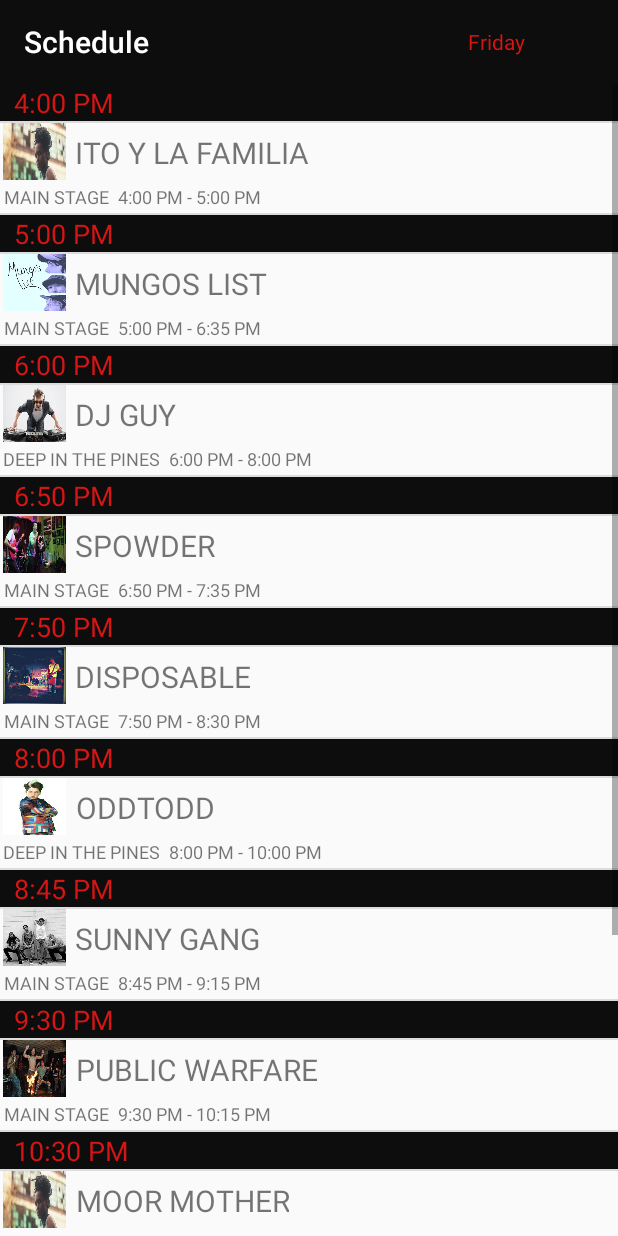
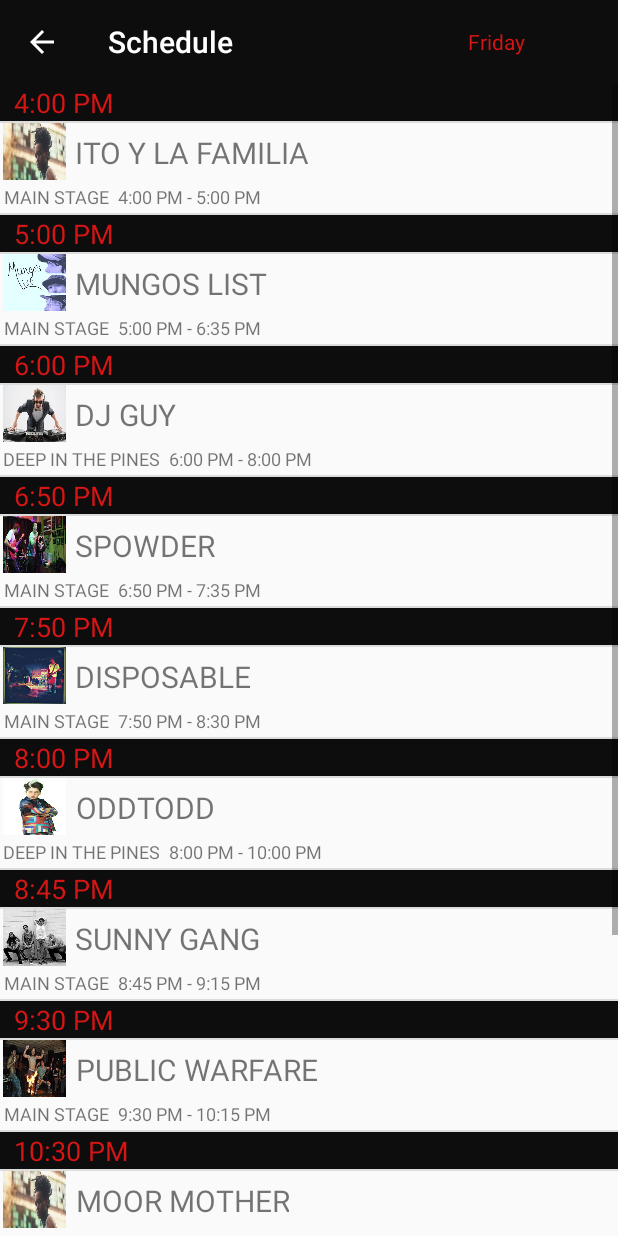
Before and after one commit to rbaro456/Madliberation-Android, an Android app: the Schedule screen opened directly, with no data from a screen before it, on a phone screen of 412 x 824 dp. Run offline under Robolectric (Android 15) with nearby library versions, the phone set to English and light mode, and no system bars.

Commit message:
Added up navigation to the application. Adding up navigation to the Artist Info Activity gave an error because it can either go to Schedule or Artist Activity so it has been removed

```diff
--- a/app/src/main/java/com/madliberationfestival/robertbarbaro/madliberation/ArtistInfoPage/ArtistInfo.java
+++ b/app/src/main/java/com/madliberationfestival/robertbarbaro/madliberation/ArtistInfoPage/ArtistInfo.java
@@ -31,6 +31,8 @@ public class ArtistInfo extends AppCompatActivity {
         toolbar.setTitleTextColor(0xFFFFFFFF);
 
         setSupportActionBar(toolbar);
+        //getSupportActionBar().setDisplayHomeAsUpEnabled(true);  // Adds up navigation arrow to tool bar
+
 
         String artistName = getIntent().getStringExtra("ARTIST_NAME");
 
--- a/app/src/main/java/com/madliberationfestival/robertbarbaro/madliberation/ArtistsPage/ArtistsActivity.java
+++ b/app/src/main/java/com/madliberationfestival/robertbarbaro/madliberation/ArtistsPage/ArtistsActivity.java
@@ -33,6 +33,7 @@ public class ArtistsActivity extends AppCompatActivity {
         toolbar.setTitleTextColor(0xFFFFFFFF);
 
         setSupportActionBar(toolbar);
+        getSupportActionBar().setDisplayHomeAsUpEnabled(true);  // Adds up navigation arrow to tool bar
 
        // final String[] artists = getArtists();
 
--- a/app/src/main/java/com/madliberationfestival/robertbarbaro/madliberation/Schedule/Schedule.java
+++ b/app/src/main/java/com/madliberationfestival/robertbarbaro/madliberation/Schedule/Schedule.java
@@ -43,6 +43,8 @@ public class Schedule extends AppCompatActivity implements AdapterView.OnItemSel
         toolbar.setTitleTextColor(0xFFFFFFFF);
 
         setSupportActionBar(toolbar);
+        getSupportActionBar().setDisplayHomeAsUpEnabled(true);  // Adds up navigation arrow to tool bar
+
 
         // Creates spinner to choose which day to display schedule for
         Spinner daySpinner = findViewById(R.id.day_spinner);
--- a/app/src/main/java/com/madliberationfestival/robertbarbaro/madliberation/SocialPage/Social.java
+++ b/app/src/main/java/com/madliberationfestival/robertbarbaro/madliberation/SocialPage/Social.java
@@ -26,6 +26,8 @@ public class Social extends AppCompatActivity {
         toolbar.setTitleTextColor(0xFFFFFFFF);
 
         setSupportActionBar(toolbar);
+        getSupportActionBar().setDisplayHomeAsUpEnabled(true);  // Adds up navigation arrow to tool bar
+
 
         socialList = findViewById(R.id.social_list);
         //ArrayAdapter adapter = new ArrayAdapter<String>(this,R.layout.activity_listview,socialArr);
--- a/app/src/main/res/layout/app_bar.xml
+++ b/app/src/main/res/layout/app_bar.xml
@@ -2,7 +2,9 @@
 <android.support.v7.widget.Toolbar xmlns:android="http://schemas.android.com/apk/res/android"
     android:layout_width="match_parent"
     android:layout_height="wrap_content"
-    android:background="@color/ToolBarBlack">
+    xmlns:app="http://schemas.android.com/apk/res-auto"
+    android:background="@color/ToolBarBlack"
+    app:theme="@style/UpNavigationTheme">
 
     <ImageView
         android:layout_width="70dp"
--- a/app/src/main/res/layout/schedule_bar.xml
+++ b/app/src/main/res/layout/schedule_bar.xml
@@ -2,7 +2,9 @@
 <android.support.v7.widget.Toolbar xmlns:android="http://schemas.android.com/apk/res/android"
     android:layout_width="match_parent"
     android:layout_height="wrap_content"
-    android:background="@color/ToolBarBlack">
+    xmlns:app="http://schemas.android.com/apk/res-auto"
+    android:background="@color/ToolBarBlack"
+    app:theme="@style/UpNavigationTheme">
 
     <Spinner
         android:id="@+id/day_spinner"
--- a/app/src/main/res/values/colors.xml
+++ b/app/src/main/res/values/colors.xml
@@ -5,4 +5,5 @@
     <color name="colorAccent">#FF4081</color>
     <color name="ToolBarBlack">#0d0d0d</color>
     <color name="MadlibRed">#d61515</color>
+    <color name="white">#ffffff</color>
 </resources>
--- a/app/src/main/res/values/styles.xml
+++ b/app/src/main/res/values/styles.xml
@@ -17,4 +17,8 @@
         <item name="android:windowContentOverlay">@null</item>
     </style>
 
+    <style name="UpNavigationTheme" parent="Theme.AppCompat.Light.NoActionBar">
+        <item name="colorControlNormal">@color/white</item>
+    </style>
+
 </resources>
```
Also changed, not shown: app/src/main/AndroidManifest.xml (+9 -3 lines).
